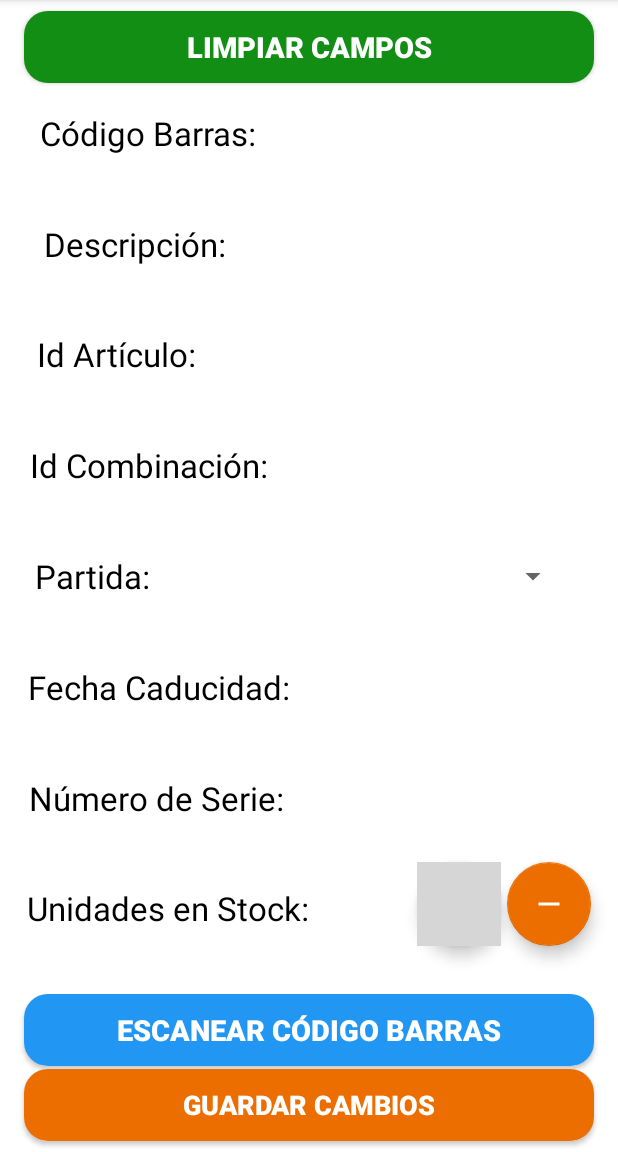
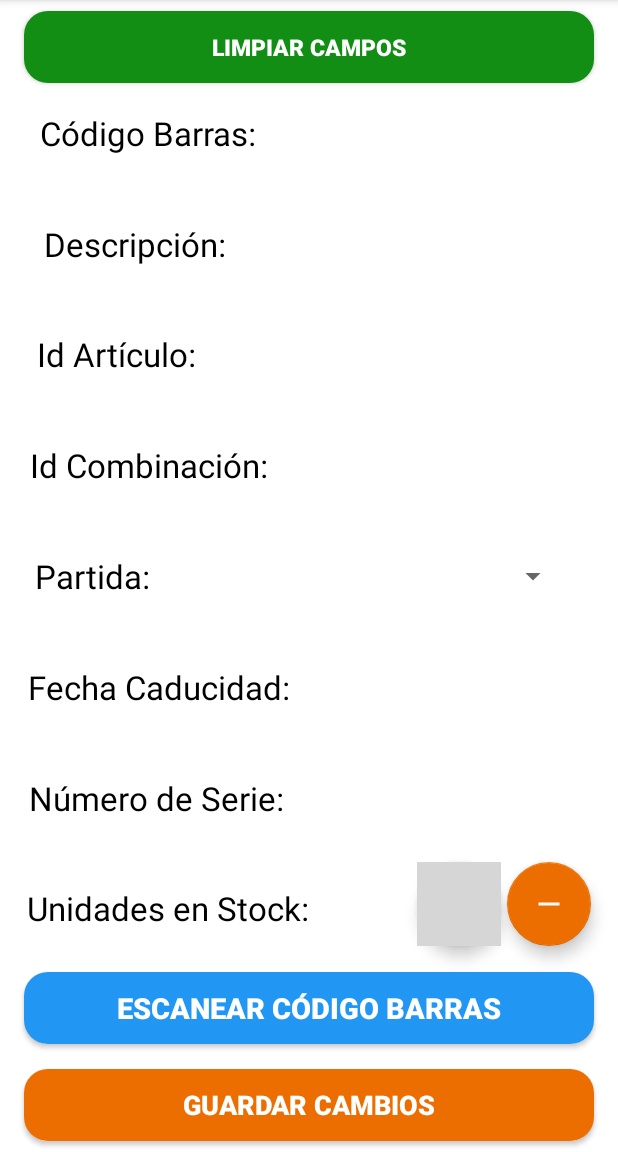
Before and after one commit to rubennicolasdiaz/App_Inventario_Movil_Android_Kotlin, an Android app: the ConsultarInventarioActivity screen opened directly, with no data from a screen before it, on a phone screen of 412 x 824 dp, the part 84-1236 px from its top. Run offline under Robolectric (Android 15) with nearby library versions, the phone set to English and light mode, and no system bars; grey boxes are pictures that could not be loaded.

Commit message:
Se reajustan los elementos gráficos de la pantalla de consultar inventario.

```diff
--- a/app/src/main/res/layout/activity_consultar_inventario.xml
+++ b/app/src/main/res/layout/activity_consultar_inventario.xml
@@ -38,7 +38,7 @@
         android:background="@drawable/corner_radius_green"
         android:text="@string/limpiar"
         android:textColor="@color/white"
-        android:textSize="19sp"
+        android:textSize="15sp"
         android:textStyle="bold"
         app:layout_constraintBottom_toBottomOf="parent"
         app:layout_constraintEnd_toEndOf="parent"
@@ -312,6 +312,7 @@
         android:layout_height="wrap_content"
         android:layout_marginStart="16dp"
         android:layout_marginEnd="16dp"
+        android:layout_marginBottom="16dp"
         android:background="@drawable/corner_radius_blue"
         android:text="@string/escanear"
         android:textColor="@color/white"
```
